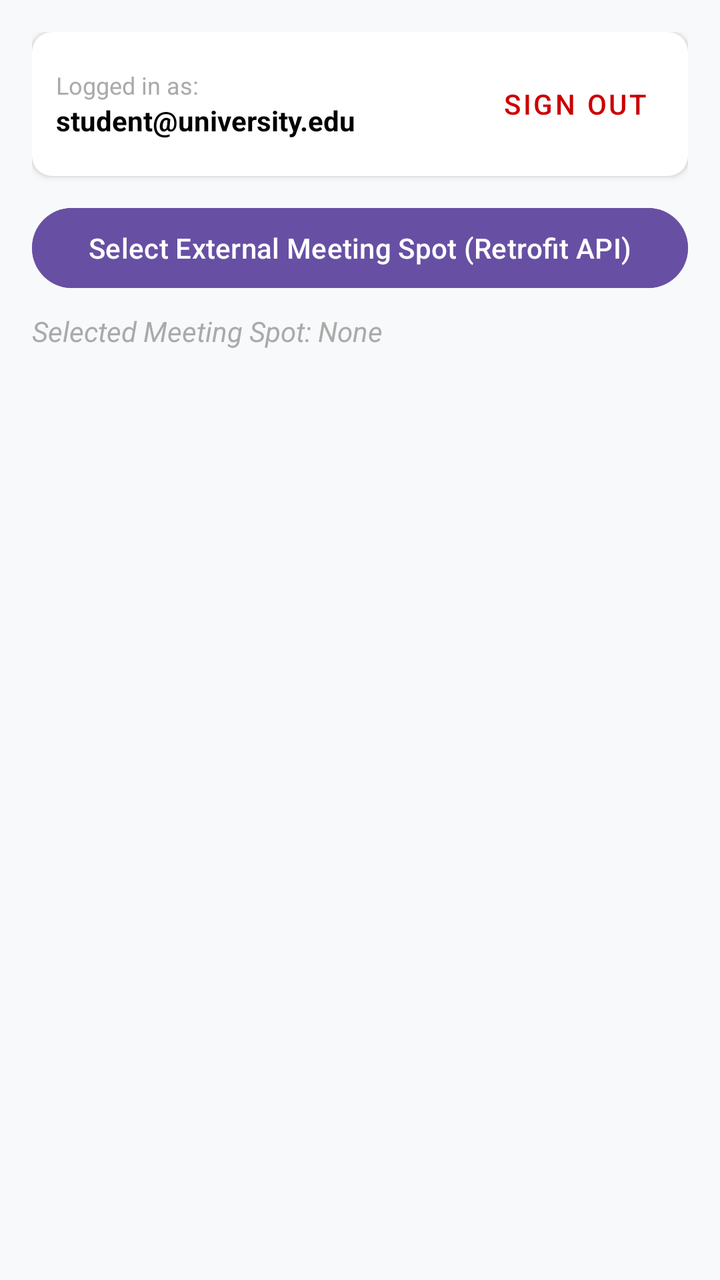
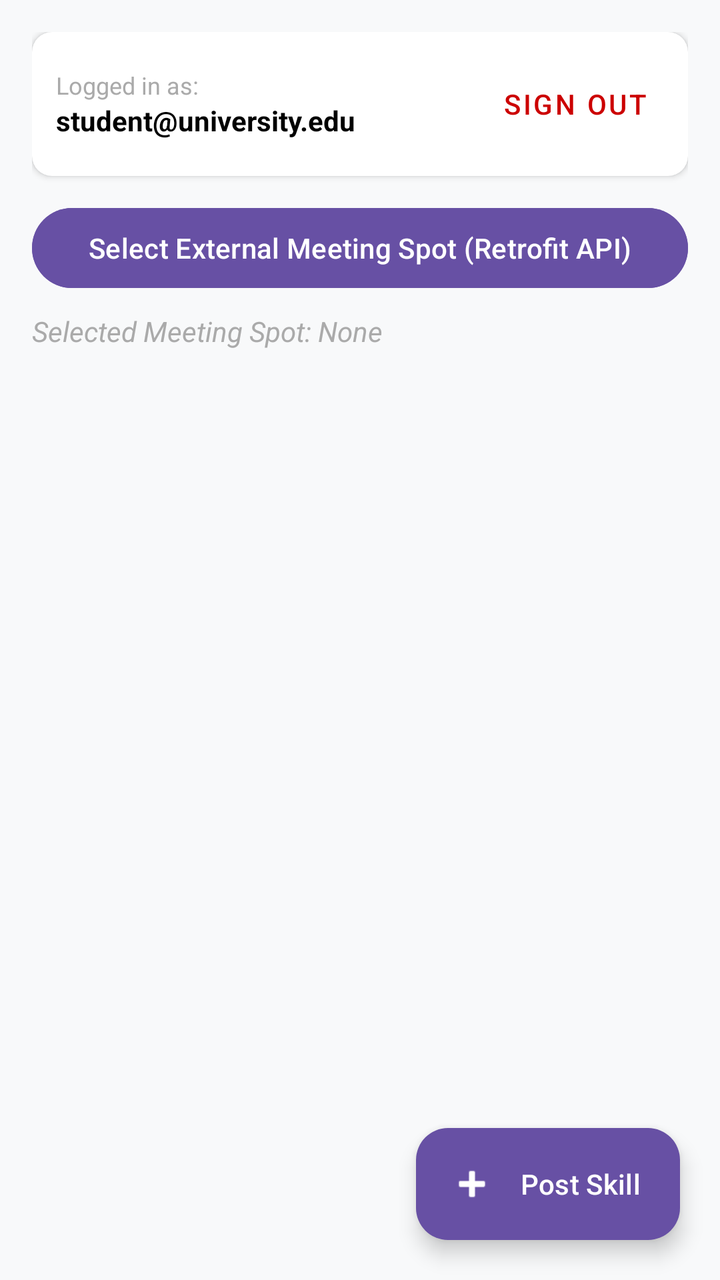

Screens rendered from an Android XML layout before and after an edit, with the pre-edit source and the edit as a unified diff.
<!-- AndroidManifest.xml: application theme Theme.SkillSwap -->
<!-- res/layout/activity_main.xml -->
<?xml version="1.0" encoding="utf-8"?>
<LinearLayout xmlns:android="http://schemas.android.com/apk/res/android"
    xmlns:app="http://schemas.android.com/apk/res-auto"
    android:layout_width="match_parent"
    android:layout_height="match_parent"
    android:orientation="vertical"
    android:padding="16dp"
    android:background="#F8F9FA">

    
    <androidx.cardview.widget.CardView
        android:layout_width="match_parent"
        android:layout_height="wrap_content"
        android:layout_marginBottom="12dp"
        app:cardCornerRadius="10dp"
        app:cardElevation="2dp"
        app:cardBackgroundColor="#FFFFFF">

        <LinearLayout
            android:layout_width="match_parent"
            android:layout_height="wrap_content"
            android:orientation="horizontal"
            android:padding="12dp"
            android:gravity="center_vertical">

            <LinearLayout
                android:layout_width="0dp"
                android:layout_height="wrap_content"
                android:layout_weight="1"
                android:orientation="vertical">

                <TextView
                    android:id="@+id/tvUserHeader"
                    android:layout_width="wrap_content"
                    android:layout_height="wrap_content"
                    android:text="Logged in as:"
                    android:textColor="@android:color/darker_gray"
                    android:textSize="12sp" />

                <TextView
                    android:id="@+id/tvUserEmail"
                    android:layout_width="wrap_content"
                    android:layout_height="wrap_content"
                    android:text="student@university.edu"
                    android:textColor="@android:color/black"
                    android:textSize="14sp"
                    android:textStyle="bold" />
            </LinearLayout>

            <Button
                android:id="@+id/btnLogout"
                android:layout_width="wrap_content"
                android:layout_height="wrap_content"
                style="@style/Widget.MaterialComponents.Button.TextButton"
                android:text="Sign Out"
                android:textColor="@android:color/holo_red_dark" />

        </LinearLayout>
    </androidx.cardview.widget.CardView>

    
    <Button
        android:id="@+id/btnSelectLocation"
        android:layout_width="match_parent"
        android:layout_height="wrap_content"
        android:text="Select External Meeting Spot (Retrofit API)"
        android:backgroundTint="?attr/colorPrimary"
        android:textColor="@android:color/white"
        android:layout_marginBottom="8dp" />

    
    <TextView
        android:id="@+id/tvSelectedLocation"
        android:layout_width="match_parent"
        android:layout_height="wrap_content"
        android:text="Selected Meeting Spot: None"
        android:textSize="14sp"
        android:textStyle="italic"
        android:textColor="@android:color/darker_gray"
        android:layout_marginBottom="12dp" />

    
    <androidx.recyclerview.widget.RecyclerView
        android:id="@+id/recyclerViewSkills"
        android:layout_width="match_parent"
        android:layout_height="0dp"
        android:layout_weight="1" />

</LinearLayout>
<!-- resources referenced by this layout -->
<resources>
  <style name="Theme.SkillSwap" parent="Base.Theme.SkillSwap" />
  <style name="Base.Theme.SkillSwap" parent="Theme.Material3.DayNight.NoActionBar">
          
          
      </style>
</resources>

<!-- the commit's change to res/layout/activity_main.xml (unified diff, before → after) -->
@@ -1,89 +1,109 @@
 <?xml version="1.0" encoding="utf-8"?>
-<LinearLayout xmlns:android="http://schemas.android.com/apk/res/android"
+<RelativeLayout xmlns:android="http://schemas.android.com/apk/res/android"
     xmlns:app="http://schemas.android.com/apk/res-auto"
     android:layout_width="match_parent"
     android:layout_height="match_parent"
-    android:orientation="vertical"
-    android:padding="16dp"
     android:background="#F8F9FA">
 
-    
-    <androidx.cardview.widget.CardView
+    <LinearLayout
         android:layout_width="match_parent"
-        android:layout_height="wrap_content"
-        android:layout_marginBottom="12dp"
-        app:cardCornerRadius="10dp"
-        app:cardElevation="2dp"
-        app:cardBackgroundColor="#FFFFFF">
+        android:layout_height="match_parent"
+        android:orientation="vertical"
+        android:padding="16dp">
 
-        <LinearLayout
+        
+        <androidx.cardview.widget.CardView
             android:layout_width="match_parent"
             android:layout_height="wrap_content"
-            android:orientation="horizontal"
-            android:padding="12dp"
-            android:gravity="center_vertical">
+            android:layout_marginBottom="12dp"
+            app:cardCornerRadius="10dp"
+            app:cardElevation="2dp"
+            app:cardBackgroundColor="#FFFFFF">
 
             <LinearLayout
-                android:layout_width="0dp"
+                android:layout_width="match_parent"
                 android:layout_height="wrap_content"
-                android:layout_weight="1"
-                android:orientation="vertical">
+                android:orientation="horizontal"
+                android:padding="12dp"
+                android:gravity="center_vertical">
 
-                <TextView
-                    android:id="@+id/tvUserHeader"
+                <LinearLayout
+                    android:layout_width="0dp"
+                    android:layout_height="wrap_content"
+                    android:layout_weight="1"
+                    android:orientation="vertical">
+
+                    <TextView
+                        android:id="@+id/tvUserHeader"
+                        android:layout_width="wrap_content"
+                        android:layout_height="wrap_content"
+                        android:text="Logged in as:"
+                        android:textColor="@android:color/darker_gray"
+                        android:textSize="12sp" />
+
+                    <TextView
+                        android:id="@+id/tvUserEmail"
+                        android:layout_width="wrap_content"
+                        android:layout_height="wrap_content"
+                        android:text="student@university.edu"
+                        android:textColor="@android:color/black"
+                        android:textSize="14sp"
+                        android:textStyle="bold" />
+                </LinearLayout>
+
+                <Button
+                    android:id="@+id/btnLogout"
                     android:layout_width="wrap_content"
                     android:layout_height="wrap_content"
-                    android:text="Logged in as:"
-                    android:textColor="@android:color/darker_gray"
-                    android:textSize="12sp" />
+                    style="@style/Widget.MaterialComponents.Button.TextButton"
+                    android:text="Sign Out"
+                    android:textColor="@android:color/holo_red_dark" />
 
-                <TextView
-                    android:id="@+id/tvUserEmail"
-                    android:layout_width="wrap_content"
-                    android:layout_height="wrap_content"
-                    android:text="student@university.edu"
-                    android:textColor="@android:color/black"
-                    android:textSize="14sp"
-                    android:textStyle="bold" />
             </LinearLayout>
+        </androidx.cardview.widget.CardView>
 
-            <Button
-                android:id="@+id/btnLogout"
-                android:layout_width="wrap_content"
-                android:layout_height="wrap_content"
-                style="@style/Widget.MaterialComponents.Button.TextButton"
-                android:text="Sign Out"
-                android:textColor="@android:color/holo_red_dark" />
+        
+        <Button
+            android:id="@+id/btnSelectLocation"
+            android:layout_width="match_parent"
+            android:layout_height="wrap_content"
+            android:text="Select External Meeting Spot (Retrofit API)"
+            android:backgroundTint="?attr/colorPrimary"
+            android:textColor="@android:color/white"
+            android:layout_marginBottom="8dp" />
 
-        </LinearLayout>
-    </androidx.cardview.widget.CardView>
+        
+        <TextView
+            android:id="@+id/tvSelectedLocation"
+            android:layout_width="match_parent"
+            android:layout_height="wrap_content"
+            android:text="Selected Meeting Spot: None"
+            android:textSize="14sp"
+            android:textStyle="italic"
+            android:textColor="@android:color/darker_gray"
+            android:layout_marginBottom="12dp" />
+
+        
+        <androidx.recyclerview.widget.RecyclerView
+            android:id="@+id/recyclerViewSkills"
+            android:layout_width="match_parent"
+            android:layout_height="0dp"
+            android:layout_weight="1" />
+
+    </LinearLayout>
 
     
-    <Button
-        android:id="@+id/btnSelectLocation"
-        android:layout_width="match_parent"
+    <com.google.android.material.floatingactionbutton.ExtendedFloatingActionButton
+        android:id="@+id/fabAddSkill"
+        android:layout_width="wrap_content"
         android:layout_height="wrap_content"
-        android:text="Select External Meeting Spot (Retrofit API)"
-        android:backgroundTint="?attr/colorPrimary"
+        android:layout_alignParentBottom="true"
+        android:layout_alignParentEnd="true"
+        android:layout_margin="20dp"
+        android:text="Post Skill"
         android:textColor="@android:color/white"
-        android:layout_marginBottom="8dp" />
+        app:backgroundTint="?attr/colorPrimary"
+        app:icon="@android:drawable/ic_input_add"
+        app:iconTint="@android:color/white" />
 
-    
-    <TextView
-        android:id="@+id/tvSelectedLocation"
-        android:layout_width="match_parent"
-        android:layout_height="wrap_content"
-        android:text="Selected Meeting Spot: None"
-        android:textSize="14sp"
-        android:textStyle="italic"
-        android:textColor="@android:color/darker_gray"
-        android:layout_marginBottom="12dp" />
-
-    
-    <androidx.recyclerview.widget.RecyclerView
-        android:id="@+id/recyclerViewSkills"
-        android:layout_width="match_parent"
-        android:layout_height="0dp"
-        android:layout_weight="1" />
-
-</LinearLayout>
+</RelativeLayout>
